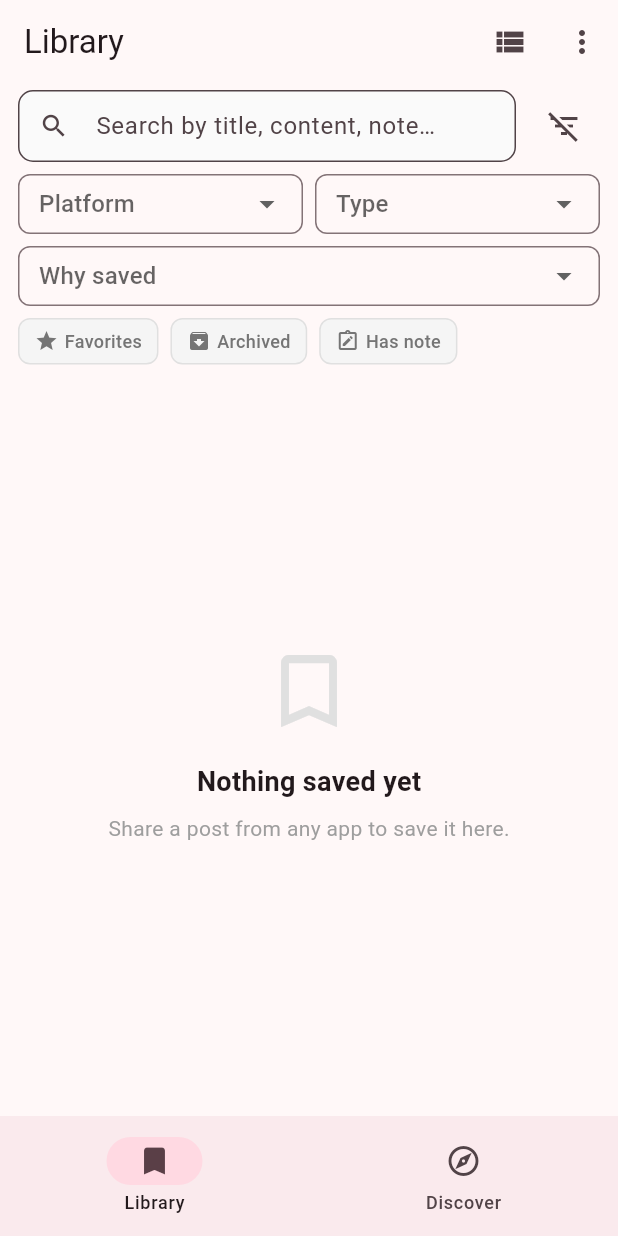
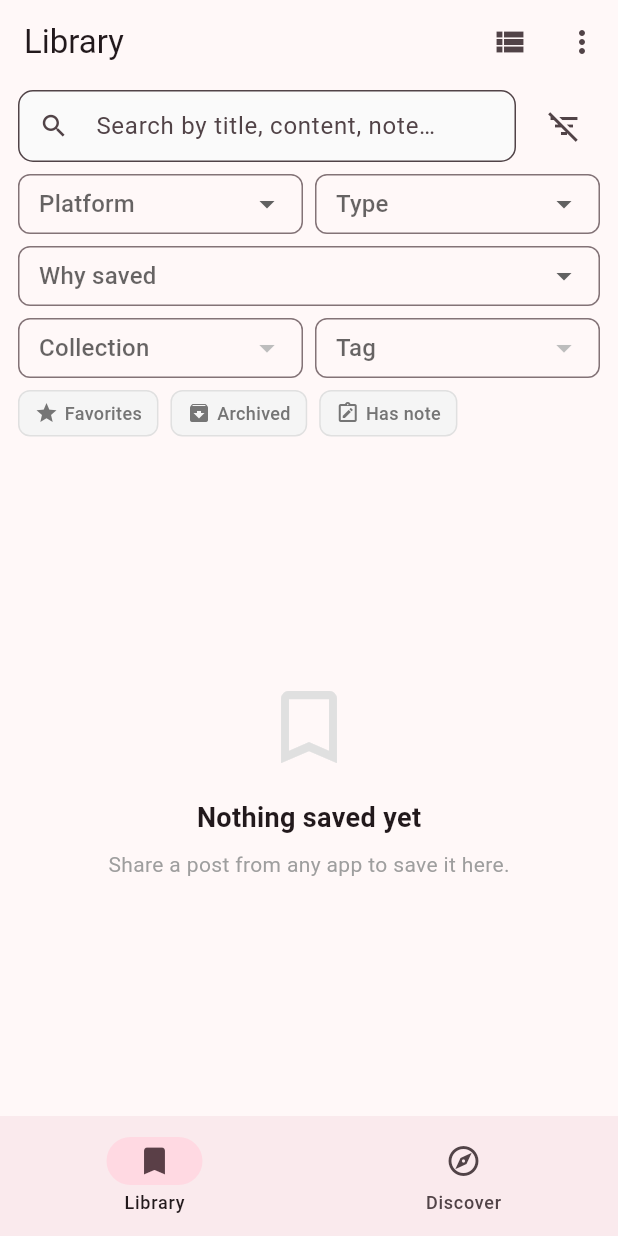
Before and after one commit to hoangsoft90/reclip, a Flutter app: the screen it shows after launch, after a tap on the "filter list" icon, after a tap on "Archived", after a tap on "Clear", on a phone screen of 412 x 824 dp. Run offline on Flutter 3.47's test engine with Material 3 defaults, Android fonts, the phone set to English and light mode, and no system bars; our stand-ins replace connectivity_plus, dio, drift, file_picker, flutter_cache_manager, flutter_riverpod and 5 more; missing offline and left inert: receive_sharing_intent; accounts and stored records are empty; generated files the repository leaves out were written again; network calls fail; statements that could not run were skipped.

Commit message:
feat: add Collection and Tag filters to Library
- FacetFilterState: add collectionId + tagId fields
- FacetFilterController: cache collection/tag item IDs, sync applyFilter
- FacetFilterBar: add Collection + Tag dropdown selects
- Active chips: show collection/tag filter chips when collapsed

Filter by collection: shows only items in that collection
Filter by tag: shows only items with that tag
Combine with other filters (platform, type, favorites, etc.)

🤖 Generated with Codebuff
Co-Authored-By: Codebuff <noreply@codebuff.com>

```diff
--- a/lib/features/library/application/facet_filter_controller.dart
+++ b/lib/features/library/application/facet_filter_controller.dart
@@ -10,6 +10,8 @@ class FacetFilterState {
   final bool? isFavorite;
   final bool? isArchived;
   final String searchQuery;
+  final String? collectionId;
+  final String? tagId;
 
   const FacetFilterState({
     this.platforms = const {},
@@ -20,6 +22,8 @@ class FacetFilterState {
     this.isFavorite,
     this.isArchived,
     this.searchQuery = '',
+    this.collectionId,
+    this.tagId,
   });
 
   bool get isEmpty =>
@@ -30,9 +34,10 @@ class FacetFilterState {
       whySaved == null &&
       isFavorite == null &&
       isArchived == null &&
-      searchQuery.isEmpty;
+      searchQuery.isEmpty &&
+      collectionId == null &&
+      tagId == null;
 
-  /// Number of active filters (for badge count)
   int get activeCount {
     int count = 0;
     if (platforms.isNotEmpty) count++;
@@ -43,6 +48,8 @@ class FacetFilterState {
     if (isFavorite != null) count++;
     if (isArchived != null) count++;
     if (searchQuery.isNotEmpty) count++;
+    if (collectionId != null) count++;
+    if (tagId != null) count++;
     return count;
   }
 
@@ -55,6 +62,8 @@ class FacetFilterState {
     bool? isFavorite,
     bool? isArchived,
     String? searchQuery,
+    String? collectionId,
+    String? tagId,
   }) {
     return FacetFilterState(
       platforms: platforms ?? this.platforms,
@@ -65,57 +74,35 @@ class FacetFilterState {
       isFavorite: isFavorite ?? this.isFavorite,
       isArchived: isArchived ?? this.isArchived,
       searchQuery: searchQuery ?? this.searchQuery,
+      collectionId: collectionId ?? this.collectionId,
+      tagId: tagId ?? this.tagId,
     );
   }
 }
 
 class FacetFilterController extends ChangeNotifier {
+  final AppDatabase _db;
   FacetFilterState _state = const FacetFilterState();
   FacetFilterState get state => _state;
+
+  // Cached item IDs for collection/tag filters
+  Set<String> _collectionItemIds = {};
+  Set<String> _tagItemIds = {};
+
+  FacetFilterController(this._db);
 
   void setSearchQuery(String value) {
     _state = _state.copyWith(searchQuery: value);
     notifyListeners();
   }
 
-  void togglePlatform(PlatformEnum platform) {
-    final platforms = Set<PlatformEnum>.from(_state.platforms);
-    if (platforms.contains(platform)) {
-      platforms.remove(platform);
-    } else {
-      platforms.add(platform);
-    }
-    _state = _state.copyWith(platforms: platforms);
-    notifyListeners();
-  }
-
   void setPlatform(PlatformEnum? platform) {
-    _state = _state.copyWith(
-      platforms: platform == null ? {} : {platform},
-    );
-    notifyListeners();
-  }
-
-  void toggleContentType(ContentTypeEnum type) {
-    final types = Set<ContentTypeEnum>.from(_state.contentTypes);
-    if (types.contains(type)) {
-      types.remove(type);
-    } else {
-      types.add(type);
-    }
-    _state = _state.copyWith(contentTypes: types);
+    _state = _state.copyWith(platforms: platform == null ? {} : {platform});
     notifyListeners();
   }
 
   void setContentType(ContentTypeEnum? type) {
-    _state = _state.copyWith(
-      contentTypes: type == null ? {} : {type},
-    );
-    notifyListeners();
-  }
-
-  void setDateRange(DateTimeRange? range) {
-    _state = _state.copyWith(savedDateRange: range);
+    _state = _state.copyWith(contentTypes: type == null ? {} : {type});
     notifyListeners();
   }
 
@@ -130,28 +117,56 @@ class FacetFilterController extends ChangeNotifier {
   }
 
   void toggleFavorite() {
-    _state = _state.copyWith(
-      isFavorite: _state.isFavorite == true ? null : true,
-    );
+    _state = _state.copyWith(isFavorite: _state.isFavorite == true ? null : true);
     notifyListeners();
   }
 
   void toggleArchived() {
-    _state = _state.copyWith(
-      isArchived: _state.isArchived == true ? null : true,
-    );
+    _state = _state.copyWith(isArchived: _state.isArchived == true ? null : true);
+    notifyListeners();
+  }
+
+  Future<void> setCollection(String? collectionId) async {
+    _state = _state.copyWith(collectionId: collectionId);
+    if (collectionId != null) {
+      await _loadCollectionItemIds(collectionId);
+    }
+    notifyListeners();
+  }
+
+  Future<void> setTag(String? tagId) async {
+    _state = _state.copyWith(tagId: tagId);
+    if (tagId != null) {
+      await _loadTagItemIds(tagId);
+    }
     notifyListeners();
   }
 
   void clearAll() {
     _state = const FacetFilterState();
+    _collectionItemIds = {};
+    _tagItemIds = {};
     notifyListeners();
   }
 
-  /// Filter a list of saved items against the current filter state.
+  Future<void> _loadCollectionItemIds(String collectionId) async {
+    final query = _db.select(_db.itemCollections)
+      ..where((t) => t.collectionId.equals(collectionId));
+    final results = await query.get();
+    _collectionItemIds = results.map((r) => r.itemId).toSet();
+  }
+
+  Future<void> _loadTagItemIds(String tagId) async {
+    final query = _db.select(_db.itemTags)
+      ..where((t) => t.tagId.equals(tagId));
+    final results = await query.get();
+    _tagItemIds = results.map((r) => r.itemId).toSet();
+  }
+
+  /// Filter items — synchronous, uses cached collection/tag IDs.
   List<SavedItem> applyFilter(List<SavedItem> items) {
     return items.where((item) {
-      // Text search — match title, description, note, originalUrl
+      // Text search
       if (_state.searchQuery.isNotEmpty) {
         final query = _state.searchQuery.toLowerCase();
         final title = (item.title ?? '').toLowerCase();
@@ -166,12 +181,8 @@ class FacetFilterController extends ChangeNotifier {
         }
       }
 
-      if (_state.platforms.isNotEmpty && !_state.platforms.contains(item.platform)) {
-        return false;
-      }
-      if (_state.contentTypes.isNotEmpty && !_state.contentTypes.contains(item.contentType)) {
-        return false;
-      }
+      if (_state.platforms.isNotEmpty && !_state.platforms.contains(item.platform)) return false;
+      if (_state.contentTypes.isNotEmpty && !_state.contentTypes.contains(item.contentType)) return false;
       if (_state.savedDateRange != null) {
         final savedDate = DateTime.fromMillisecondsSinceEpoch(item.savedAt);
         if (savedDate.isBefore(_state.savedDateRange!.start) ||
@@ -179,21 +190,14 @@ class FacetFilterController extends ChangeNotifier {
           return false;
         }
       }
-      if (_state.hasNote == true && (item.note == null || item.note!.isEmpty)) {
-        return false;
-      }
-      if (_state.hasNote == false && item.note != null && item.note!.isNotEmpty) {
-        return false;
-      }
-      if (_state.whySaved != null && item.whySaved != _state.whySaved) {
-        return false;
-      }
-      if (_state.isFavorite == true && !item.isFavorite) {
-        return false;
-      }
-      if (_state.isArchived == true && !item.isArchived) {
-        return false;
-      }
+      if (_state.hasNote == true && (item.note == null || item.note!.isEmpty)) return false;
+      if (_state.hasNote == false && item.note != null && item.note!.isNotEmpty) return false;
+      if (_state.whySaved != null && item.whySaved != _state.whySaved) return false;
+      if (_state.isFavorite == true && !item.isFavorite) return false;
+      if (_state.isArchived == true && !item.isArchived) return false;
+      if (_state.collectionId != null && !_collectionItemIds.contains(item.id)) return false;
+      if (_state.tagId != null && !_tagItemIds.contains(item.id)) return false;
+
       return true;
     }).toList();
   }
--- a/lib/features/library/presentation/library_screen.dart
+++ b/lib/features/library/presentation/library_screen.dart
@@ -28,7 +28,7 @@ class LibraryScreen extends ConsumerStatefulWidget {
 
 class _LibraryScreenState extends ConsumerState<LibraryScreen> {
   bool _isGridView = true;
-  final _filterController = FacetFilterController();
+  late final FacetFilterController _filterController;
   final _connectivityService = ConnectivityService();
   bool _isOnline = true;
   Map<String, String> _thumbnailPaths = {};
@@ -36,6 +36,7 @@ class _LibraryScreenState extends ConsumerState<LibraryScreen> {
   @override
   void initState() {
     super.initState();
+    _filterController = FacetFilterController(widget.db);
     _connectivityService.onlineStatusStream.listen((online) {
       if (mounted) setState(() => _isOnline = online);
     });
@@ -107,7 +108,7 @@ class _LibraryScreenState extends ConsumerState<LibraryScreen> {
             onItemTap: (item) => _openDetail(item),
           ),
           // Filter bar
-          FacetFilterBar(controller: _filterController),
+          FacetFilterBar(controller: _filterController, db: widget.db),
           // Items
           Expanded(
             child: StreamBuilder<List<SavedItem>>(
--- a/lib/features/library/presentation/widgets/facet_filter_bar.dart
+++ b/lib/features/library/presentation/widgets/facet_filter_bar.dart
@@ -7,8 +7,9 @@ import '../../application/facet_filter_controller.dart';
 /// Compact filter bar with search field, dropdown selects, and toggle buttons.
 class FacetFilterBar extends StatefulWidget {
   final FacetFilterController controller;
+  final AppDatabase db;
 
-  const FacetFilterBar({super.key, required this.controller});
+  const FacetFilterBar({super.key, required this.controller, required this.db});
 
   @override
   State<FacetFilterBar> createState() => _FacetFilterBarState();
@@ -17,6 +18,25 @@ class FacetFilterBar extends StatefulWidget {
 class _FacetFilterBarState extends State<FacetFilterBar> {
   final _searchController = TextEditingController();
   bool _expanded = false;
+  List<Collection> _collections = [];
+  List<Tag> _tags = [];
+
+  @override
+  void initState() {
+    super.initState();
+    _loadCollectionsAndTags();
+  }
+
+  Future<void> _loadCollectionsAndTags() async {
+    final collections = await widget.db.getAllCollections();
+    final tags = await widget.db.getAllTags();
+    if (mounted) {
+      setState(() {
+        _collections = collections;
+        _tags = tags;
+      });
+    }
+  }
 
   @override
   void dispose() {
@@ -166,6 +186,55 @@ class _FacetFilterBarState extends State<FacetFilterBar> {
                       onChanged: (value) => widget.controller.setWhySaved(value),
                     ),
                     const SizedBox(height: 8),
+                    // Collection + Tag dropdowns
+                    Row(
+                      children: [
+                        // Collection dropdown
+                        Expanded(
+                          child: _buildDropdown<String>(
+                            label: 'Collection',
+                            value: state.collectionId,
+                            items: _collections
+                                .map((c) => DropdownMenuItem(
+                                      value: c.id,
+                                      child: Row(
+                                        mainAxisSize: MainAxisSize.min,
+                                        children: [
+                                          const Icon(Icons.folder, size: 16),
+                                          const SizedBox(width: 6),
+                                          Text(c.name, style: const TextStyle(fontSize: 13)),
+                                        ],
+                                      ),
+                                    ))
+                                .toList(),
+                            onChanged: (value) => widget.controller.setCollection(value),
+                          ),
+                        ),
+                        const SizedBox(width: 8),
+                        // Tag dropdown
+                        Expanded(
+                          child: _buildDropdown<String>(
+                            label: 'Tag',
+                            value: state.tagId,
+                            items: _tags
+                                .map((t) => DropdownMenuItem(
+                                      value: t.id,
+                                      child: Row(
+                                        mainAxisSize: MainAxisSize.min,
+                                        children: [
+                                          const Icon(Icons.tag, size: 16),
+                                          const SizedBox(width: 6),
+                                          Text(t.name, style: const TextStyle(fontSize: 13)),
+                                        ],
+                                      ),
+                                    ))
+                                .toList(),
+                            onChanged: (value) => widget.controller.setTag(value),
+                          ),
+                        ),
+                      ],
+                    ),
+                    const SizedBox(height: 8),
                     // Toggle buttons row
                     Row(
                       children: [
@@ -265,6 +334,24 @@ class _FacetFilterBarState extends State<FacetFilterBar> {
                         icon: Icons.bookmark,
                         label: AppStrings.whySavedOptions[state.whySaved] ?? state.whySaved!,
                         onRemove: () => widget.controller.setWhySaved(null),
+                      ),
+                    if (state.collectionId != null)
+                      _buildActiveChip(
+                        icon: Icons.folder,
+                        label: _collections.firstWhere(
+                          (c) => c.id == state.collectionId,
+                          orElse: () => Collection(id: '', name: 'Unknown', createdAt: 0),
+                        ).name,
+                        onRemove: () => widget.controller.setCollection(null),
+                      ),
+                    if (state.tagId != null)
+                      _buildActiveChip(
+                        icon: Icons.tag,
+                        label: _tags.firstWhere(
+                          (t) => t.id == state.tagId,
+                          orElse: () => Tag(id: '', name: 'Unknown', createdAt: 0),
+                        ).name,
+                        onRemove: () => widget.controller.setTag(null),
                       ),
                     _buildActiveChip(
                       icon: Icons.close,
```
